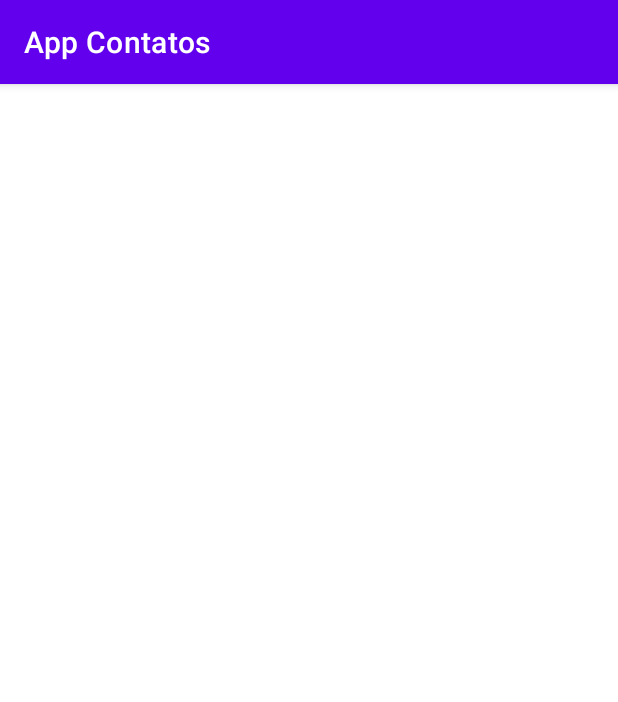
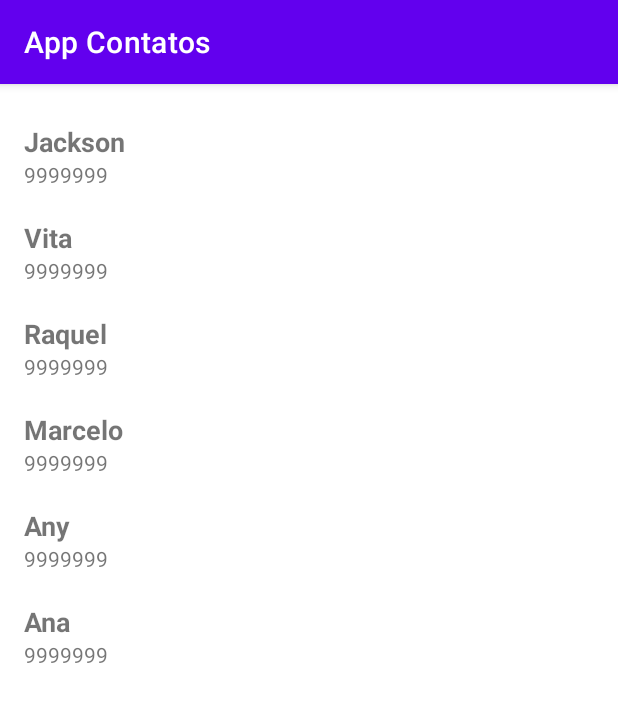
Before and after one commit to jacksonlmp/app_contact, an Android app: the screen it shows after launch (MainActivity), on a phone screen of 412 x 824 dp. Shown: the top 702 px of the screen. Run offline under Robolectric (Android 15) with nearby library versions, the phone set to English and light mode, and no system bars.

```diff
--- a/app/src/main/java/com/example/appcontatos/ContactAdapter.kt
+++ b/app/src/main/java/com/example/appcontatos/ContactAdapter.kt
@@ -11,7 +11,6 @@ class ContactAdapter: RecyclerView.Adapter<ContactViewHolder>() {
     fun updateItems(newItems: List<Contact>) {
         items = newItems
         //notifyDataSetChanged()
-
     }
 
     override fun onCreateViewHolder(parent: ViewGroup, viewType: Int): ContactViewHolder {
--- a/app/src/main/java/com/example/appcontatos/ContactViewHolder.kt
+++ b/app/src/main/java/com/example/appcontatos/ContactViewHolder.kt
@@ -13,7 +13,7 @@ class ContactViewHolder(view: View): RecyclerView.ViewHolder(view) {
     //Manda informações para tela
     fun bind(item: Contact){
         textViewName.text = item.name
-        textViewName.text = item.telephone
+        textViewTelephone.text = item.telephone
     }
 
 }
--- a/app/src/main/java/com/example/appcontatos/MainActivity.kt
+++ b/app/src/main/java/com/example/appcontatos/MainActivity.kt
@@ -2,10 +2,33 @@ package com.example.appcontatos
 
 import androidx.appcompat.app.AppCompatActivity
 import android.os.Bundle
+import androidx.recyclerview.widget.LinearLayoutManager
+import androidx.recyclerview.widget.RecyclerView
 
 class MainActivity : AppCompatActivity() {
+
+    private lateinit var recyclerView: RecyclerView
+    private val contactAdapter = ContactAdapter()
+
     override fun onCreate(savedInstanceState: Bundle?) {
         super.onCreate(savedInstanceState)
         setContentView(R.layout.activity_main)
+
+        recyclerView = findViewById(R.id.recyclerView)
+        recyclerView.layoutManager = LinearLayoutManager(this)
+        recyclerView.adapter = contactAdapter
+
+
+        val contacts = listOf(
+            Contact("Jackson", "9999999", "email"),
+            Contact("Vita", "9999999", "email"),
+            Contact("Raquel", "9999999", "email"),
+            Contact("Marcelo", "9999999", "email"),
+            Contact("Any", "9999999", "email"),
+            Contact("Ana", "9999999", "email")
+        )
+
+        contactAdapter.updateItems(contacts)
+
     }
 }
--- a/app/src/main/res/layout/item_contact.xml
+++ b/app/src/main/res/layout/item_contact.xml
@@ -20,6 +20,4 @@
         android:layout_height="wrap_content"
         tools:text="@string/number" />
 
-
-
 </LinearLayout>
```
